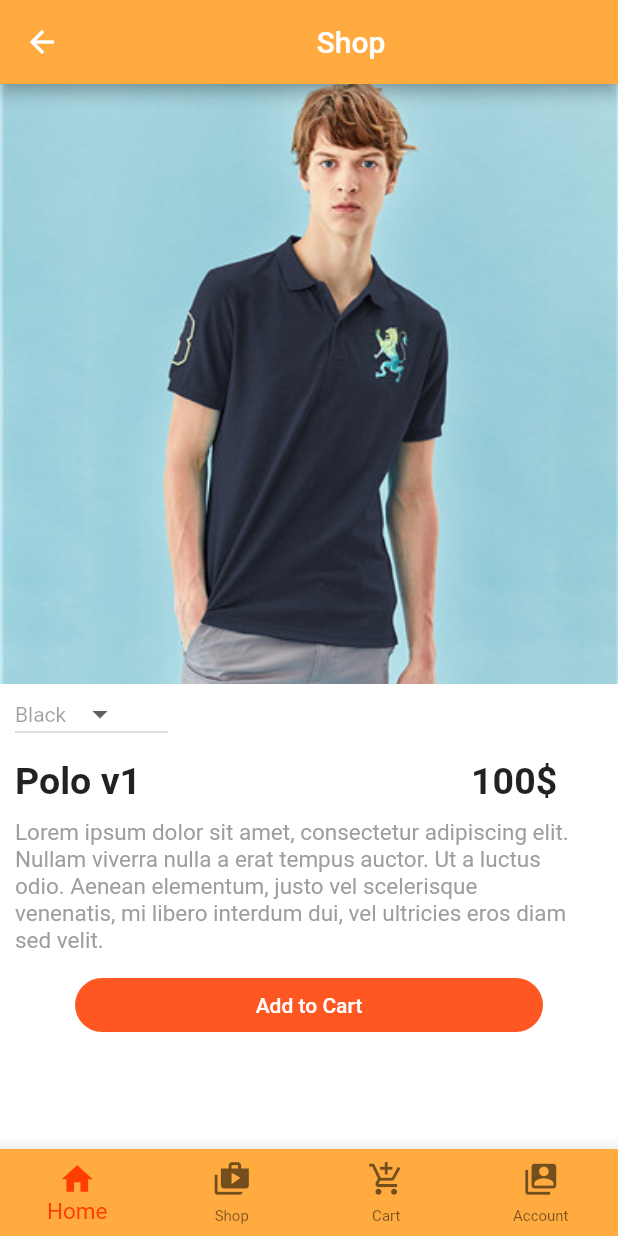
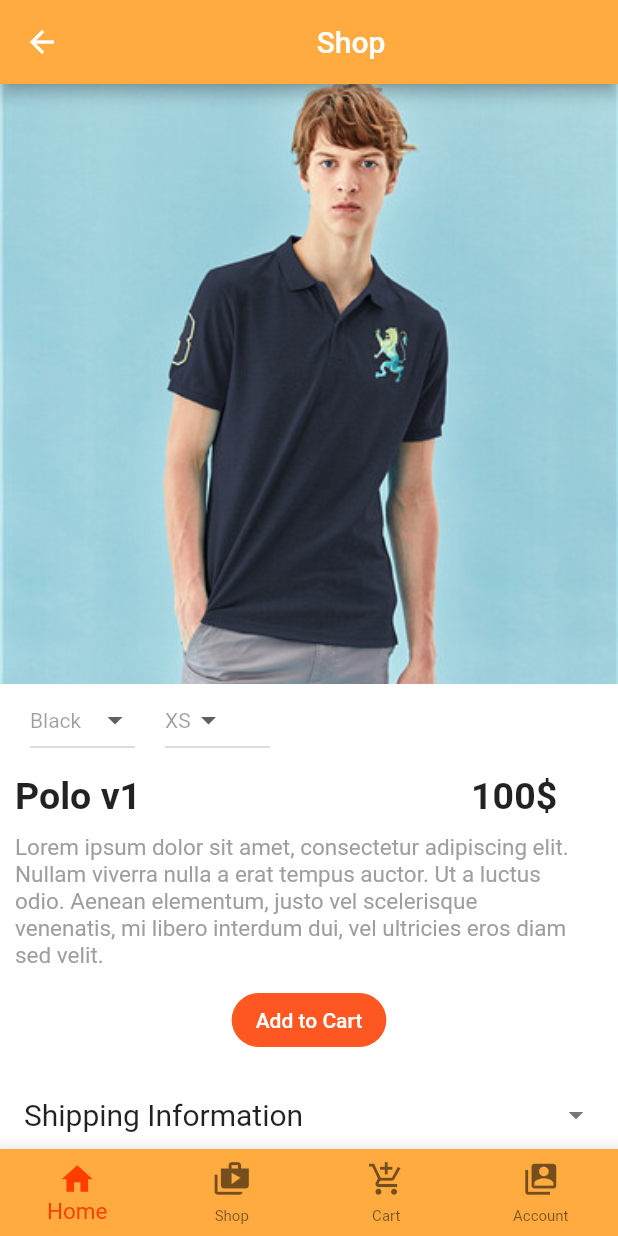
Before and after one commit to HabibHadmy99/closet-map-new, a Flutter app: the ItemDetailScreen screen opened directly, on a phone screen of 412 x 824 dp. Run offline on Flutter 3.47's test engine with Material 2 defaults, Android fonts, the light colour scheme and no system bars; our stand-ins replace circular_profile_avatar, flutter_svg; network calls fail.

Commit message:
Fixed item_detail screen and added shipping info widget

```diff
--- a/lib/List/list.dart
+++ b/lib/List/list.dart
@@ -28,3 +28,11 @@ List<Map> icon = [
     'image': 'assets/images/61848.png'
   },
 ];
+
+List<String> color = [
+  'Black', 'White', 'Green', 'Orange'
+];
+
+List<String> size = [
+  'XS', 'S', 'M', 'L'
+];
--- a/lib/screen/item_detail.dart
+++ b/lib/screen/item_detail.dart
@@ -2,10 +2,14 @@ import 'package:closet_map/List/list.dart';
 import 'package:closet_map/nav_bar/CustomAppBar.dart';
 import 'package:flutter/material.dart';
 
-class ItemDetailScreen extends StatelessWidget {
+class ItemDetailScreen extends StatefulWidget {
+  @override
+  _ItemDetailScreen createState() => _ItemDetailScreen();
   static Route<dynamic> route() =>
       MaterialPageRoute(builder: (_) => ItemDetailScreen());
+}
 
+class _ItemDetailScreen extends State<ItemDetailScreen> {
   @override
   Widget build(BuildContext context) {
     return Scaffold(
@@ -22,67 +26,97 @@ class ItemDetailScreen extends StatelessWidget {
             children: <Widget>[
               Container(
                   height: 1000,
-                child: ListView(
-                    scrollDirection: Axis.vertical,
+                  child: Column(
                     children: <Widget>[
                       Container(
                         //image container
                         height: 400,
-                  width: double.infinity,
+                        width: 500,
                         decoration: BoxDecoration(
                             image: DecorationImage(
                                 image: AssetImage(shirts[0]['image']),
                                 fit: BoxFit.cover)),
                       ),
-                Container( //dropdowns
-                child: ListBody(
+                      Container(
+                          //dropdowns
+                          child: Row(
                         children: <Widget>[
-
-                    Container(//dropdown1
-                      margin: EdgeInsets.only(right: 300,left:10),
-                      height: 40,
-                      width: 30,
-                      child: MyStatefulWidget(),
+                          Container(
+                            //dropdown1
+                            margin: EdgeInsets.only(right: 0, left: 20),
+                            height: 50,
+                            width: 70,
+                            child: VariationDropDown(
+                              variation: color,
+                              dropdownValue: color[0],
+                              state: this,
+                            ),
+                          ),
+                          Container(
+                            //dropdown2
+                            margin: EdgeInsets.only(right: 0, left: 20),
+                            height: 50,
+                            width: 70,
+                            child: VariationDropDown(
+                              variation: size,
+                              dropdownValue: size[0],
+                              state: this,
+                            ),
                           )
                         ],
-                )
-              ),
-              Container(//title & price
+                      )),
+                      Container(
+                          //title & price
                           padding: EdgeInsets.all(10),
                           height: 50,
-                child: Row(children: [
+                          child: Row(
+                            children: [
                               Container(
                                 alignment: Alignment.centerLeft,
                                 child: Text(shirts[0]['name'],
-                      style: TextStyle(fontSize: 25,fontWeight: FontWeight.bold)),
+                                    style: TextStyle(
+                                        fontSize: 25,
+                                        fontWeight: FontWeight.bold)),
                               ),
                               Container(
                                   margin: EdgeInsets.only(left: 220),
                                   alignment: Alignment.centerRight,
                                   child: Text("100\$",
-                      style: TextStyle(fontSize: 25,fontWeight: FontWeight.bold))
-                  )
+                                      style: TextStyle(
+                                          fontSize: 25,
+                                          fontWeight: FontWeight.bold)))
                             ],
-                )
+                          )),
+                      Container(
+                        //description
+                        padding: EdgeInsets.only(
+                          left: 10,
+                          right: 30,
                         ),
-              Container( //description
-                 padding: EdgeInsets.only(left:10,right: 30,),
-                 child: Text('Lorem ipsum dolor sit amet, consectetur adipiscing elit. Nullam viverra nulla a erat tempus auctor. Ut a luctus odio. Aenean elementum, justo vel scelerisque venenatis, mi libero interdum dui, vel ultricies eros diam sed velit.',
-                  style: TextStyle(fontSize: 15, color: Colors.grey,)),
+                        child: Text(
+                            'Lorem ipsum dolor sit amet, consectetur adipiscing elit. Nullam viverra nulla a erat tempus auctor. Ut a luctus odio. Aenean elementum, justo vel scelerisque venenatis, mi libero interdum dui, vel ultricies eros diam sed velit.',
+                            style: TextStyle(
+                              fontSize: 15,
+                              color: Colors.grey,
+                            )),
                       ),
-              Container( //add to cart
-                padding: EdgeInsets.only(left:50,right: 50,top: 10),
+                      Container(
+                        //add to cart
+                        padding: EdgeInsets.only(left: 50, right: 50, top: 10,bottom: 10),
                         child: FlatButton(
-                  child: Text('Add to Cart',style: TextStyle(color: Colors.white),),
+                          child: Text(
+                            'Add to Cart',
+                            style: TextStyle(color: Colors.white),
+                          ),
                           color: Colors.deepOrange,
-                  shape: new RoundedRectangleBorder(borderRadius: new BorderRadius.circular(30.0)),
-                  onPressed: (){},
+                          shape: new RoundedRectangleBorder(
+                              borderRadius: new BorderRadius.circular(30.0)),
+                          onPressed: () {},
                         ),
-              )
+                      ),
+                      ShippingInfo()
                     ],
-                )
-              ),
-
+                  )),
             ],
           ),
         ),
@@ -91,39 +125,71 @@ class ItemDetailScreen extends StatelessWidget {
   }
 }
 
-class MyStatefulWidget extends StatefulWidget {
-  MyStatefulWidget({Key key}) : super(key: key);
+class VariationDropDown extends StatefulWidget {
+  final state;
+  final variation;
+  var dropdownValue;
 
+  _VariationDropDown createState() => _VariationDropDown();
   @override
-  _MyStatefulWidgetState createState() => _MyStatefulWidgetState();
+  VariationDropDown({Key key, this.variation, this.dropdownValue, this.state})
+      : super(key: key);
 }
 
-/// This is the private State class that goes with MyStatefulWidget.
-class _MyStatefulWidgetState extends State<MyStatefulWidget> {
-  String dropdownValue = 'Black';
-
+class _VariationDropDown extends State<VariationDropDown> {
   @override
   Widget build(BuildContext context) {
-    return  DropdownButton<String>(
-        value: dropdownValue,
+    return DropdownButton<String>(
+      value: widget.dropdownValue,
       icon: Icon(Icons.arrow_drop_down),
       iconSize: 24,
       elevation: 20,
       style: TextStyle(color: Colors.black38),
-
       onChanged: (String newValue) {
         setState(() {
-            dropdownValue = newValue;
+          widget.dropdownValue = newValue;
         });
       },
-        items: <String>['Black', 'White', 'Green', 'Orange']
-            .map<DropdownMenuItem<String>>((String value) {
+      items: widget.variation.map<DropdownMenuItem<String>>((String value) {
         return DropdownMenuItem<String>(
           value: value,
           child: Text(value),
         );
       }).toList(),
-
     );
   }
 }
+
+class ShippingInfo extends StatefulWidget {
+  @override
+  _ShippingInfo createState() => _ShippingInfo();
+}
+
+class _ShippingInfo extends State<ShippingInfo> {
+
+  @override
+  Widget build(BuildContext context) {
+    return ExpansionTile(
+      title: Text("Shipping Information", style: TextStyle(fontSize: 20),),
+      trailing: Icon(Icons.arrow_drop_down),
+      backgroundColor: Colors.white,
+      children: [
+        Column(
+
+          children: [
+            Container(
+              alignment: Alignment.centerLeft,
+              padding: EdgeInsets.only(bottom: 15,left: 20),
+              child: Text(
+                "Description of shipping information",
+                style: TextStyle(backgroundColor: Colors.white),
+
+              ),
+            ),
+
+          ],
+        )
+      ],
+    );
+  }
+}
```
Lines whose indentation alone changed are shown as unchanged.
